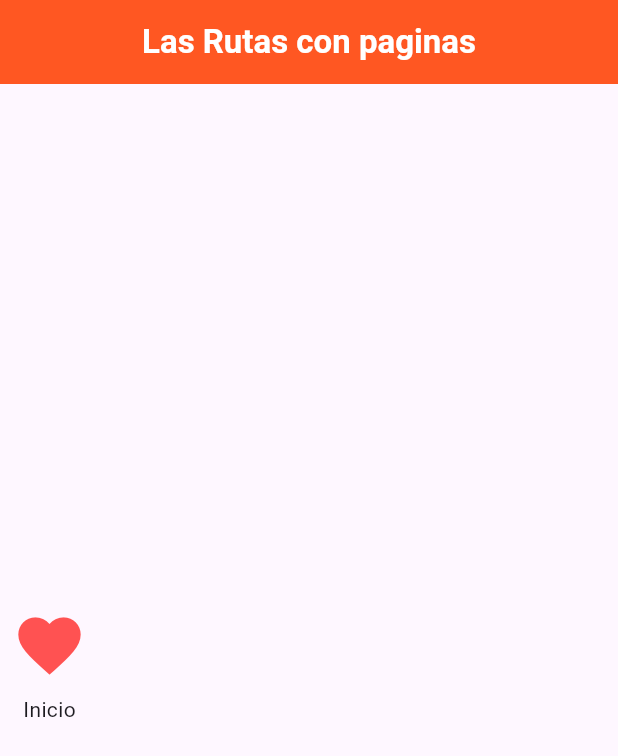
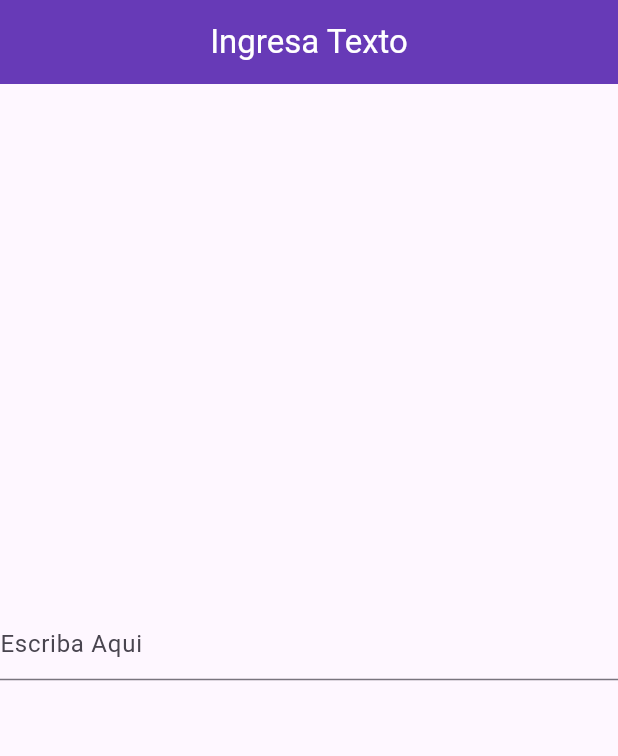
Before and after one commit to Eliseo128/myapp, a Flutter app: the screen it shows after launch, on a phone screen of 412 x 824 dp. Shown: the top 756 px of the screen. Run offline on Flutter 3.47's test engine with Material 3 defaults, Android fonts, the phone set to English and light mode, and no system bars.

Commit message:
Campo de texto

```diff
--- a/lib/home.dart
+++ /dev/null
@@ -1,34 +0,0 @@
-import 'package:flutter/material.dart';
-
-class Home extends StatelessWidget {
-  const Home({super.key});
-
-  @override
-  Widget build(BuildContext context) {
-    return Scaffold(
-        appBar: AppBar(
-          title: const Text(
-            'Las Rutas con paginas',
-            style: TextStyle(
-              color: Colors.white,
-              fontWeight: FontWeight.bold,
-            ),
-          ),
-          backgroundColor: Colors.deepOrange,
-          centerTitle: true,
-        ),
-        body: Column(
-          mainAxisAlignment: MainAxisAlignment.center,
-          children: [
-            IconButton(
-              icon: const Icon(Icons.favorite, color: Colors.redAccent),
-              iconSize: 50,
-              onPressed: () {
-                Navigator.of(context).pushNamed("/SegundaPagina");
-              },
-            ),
-            const Text("Inicio"),
-          ],
-        ));
-  } // widgets
-}// clase Home
--- /dev/null
+++ b/lib/ingresa_Texto.dart
@@ -0,0 +1,39 @@
+import 'package:flutter/material.dart';
+
+class IngresaTexto extends StatefulWidget {
+  const IngresaTexto({super.key});
+
+  @override
+  State<IngresaTexto> createState() => _IngresaTextoState();
+}
+
+class _IngresaTextoState extends State<IngresaTexto> {
+  String resultado = "";
+  @override
+  Widget build(BuildContext context) {
+    return Scaffold(
+      appBar: AppBar(
+        title:
+            const Text('Ingresa Texto', style: TextStyle(color: Colors.white)),
+        backgroundColor: Colors.deepPurple,
+        centerTitle: true,
+      ),
+      body: Center(
+        child: Column(
+          mainAxisAlignment: MainAxisAlignment.center,
+          children: [
+            TextField(
+              decoration: const InputDecoration(hintText: 'Escriba Aqui'),
+              onChanged: (String str) {
+                setState(() {
+                  resultado = str;
+                });
+              },
+            ),
+            Text(resultado),
+          ],
+        ),
+      ),
+    );
+  }
+}
--- a/lib/main.dart
+++ b/lib/main.dart
@@ -1,6 +1,5 @@
 import 'package:flutter/material.dart';
-import 'package:myapp/home.dart';
-import 'package:myapp/segunda_pagina.dart';
+import 'package:myapp/ingresa_Texto.dart';
 
 void main() => runApp(const MyApp());
 
@@ -10,14 +9,12 @@ class MyApp extends StatelessWidget {
   @override
   Widget build(BuildContext context) {
     return MaterialApp(
-        debugShowCheckedModeBanner: false,
-        title: 'Rutas 1 Nava',
-        theme: ThemeData(primarySwatch: Colors.blue),
-        home: const Home(),
-        initialRoute: "/",
-        routes: <String, WidgetBuilder>{
-          "/SegundaPagina": (BuildContext context) => const SegundaPagina()
-        } // las rutas
-        );
-  } // widget
-}// clase MyApp
+      debugShowCheckedModeBanner: false,
+      title: 'Mi Texto',
+      theme: ThemeData(
+        primarySwatch: Colors.blue,
+      ),
+      home: const IngresaTexto(),
+    );
+  }
+}
```
Also changed, not shown: lib/segunda_pagina.dart (deleted, +0 -24 lines), z_recursos/image-1.png, z_recursos/image.png, 1 other file.
